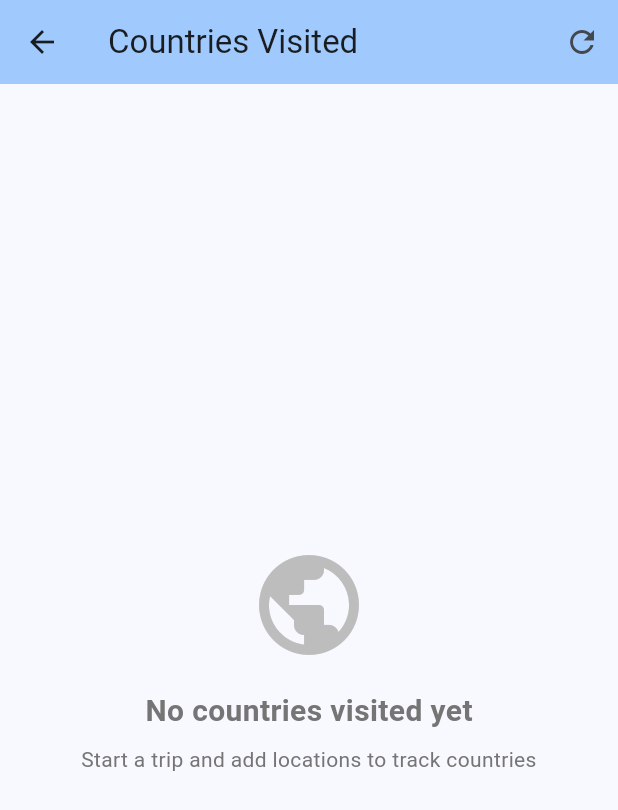
After one commit to moshcovitz/travel, a Flutter app: the CountriesScreen screen opened directly, after a tap on the "refresh" icon, on a phone screen of 412 x 824 dp. The commit adds this screen. Shown: the top 810 px of the screen. Run offline on Flutter 3.47's test engine with Material 3 defaults, Android fonts, the phone set to English and light mode, and no system bars; our stand-ins replace geocoding, geolocator, logger, sqflite; accounts and stored records are empty.

Commit message:
Add the countries visited screen

```diff
--- a/lib/main.dart
+++ b/lib/main.dart
@@ -5,6 +5,7 @@ import 'services/location_service.dart';
 import 'services/trip_service.dart';
 import 'utils/app_logger.dart';
 import 'screens/trips_screen.dart';
+import 'screens/countries_screen.dart';
 
 void main() {
   runApp(const MainApp());
@@ -39,6 +40,7 @@ class _HomeScreenState extends State<HomeScreen> {
   final List<Widget> _screens = [
     const LocationScreen(),
     const TripsScreen(),
+    const CountriesScreen(),
   ];
 
   @override
@@ -60,6 +62,10 @@ class _HomeScreenState extends State<HomeScreen> {
           BottomNavigationBarItem(
             icon: Icon(Icons.luggage),
             label: 'Trips',
+          ),
+          BottomNavigationBarItem(
+            icon: Icon(Icons.public),
+            label: 'Countries',
           ),
         ],
       ),
--- /dev/null
+++ b/lib/screens/countries_screen.dart
@@ -0,0 +1,385 @@
+import 'package:flutter/material.dart';
+import '../services/country_service.dart';
+import '../utils/app_logger.dart';
+
+class CountriesScreen extends StatefulWidget {
+  const CountriesScreen({super.key});
+
+  @override
+  State<CountriesScreen> createState() => _CountriesScreenState();
+}
+
+class _CountriesScreenState extends State<CountriesScreen> {
+  final CountryService _countryService = CountryService.instance;
+  Map<String, CountryVisitInfo> _visitedCountries = {};
+  Map<String, dynamic>? _statistics;
+  bool _isLoading = false;
+  String _errorMessage = '';
+
+  @override
+  void initState() {
+    super.initState();
+    AppLogger.debug('CountriesScreen initialized');
+    _loadCountries();
+  }
+
+  Future<void> _loadCountries() async {
+    AppLogger.debug('Loading visited countries');
+    setState(() {
+      _isLoading = true;
+      _errorMessage = '';
+    });
+
+    try {
+      final countries = await _countryService.getVisitedCountries();
+      final stats = await _countryService.getCountryStatistics();
+
+      setState(() {
+        _visitedCountries = countries;
+        _statistics = stats;
+        _isLoading = false;
+      });
+      AppLogger.info('Loaded ${countries.length} visited countries');
+    } catch (e, stackTrace) {
+      AppLogger.error('Failed to load countries in UI', e, stackTrace);
+      setState(() {
+        _errorMessage = e.toString();
+        _isLoading = false;
+      });
+    }
+  }
+
+  @override
+  Widget build(BuildContext context) {
+    return Scaffold(
+      appBar: AppBar(
+        title: const Text('Countries Visited'),
+        backgroundColor: Theme.of(context).colorScheme.inversePrimary,
+        actions: [
+          IconButton(
+            icon: const Icon(Icons.refresh),
+            onPressed: _isLoading ? null : _loadCountries,
+            tooltip: 'Refresh countries',
+          ),
+        ],
+      ),
+      body: RefreshIndicator(
+        onRefresh: _loadCountries,
+        child: _buildBody(),
+      ),
+    );
+  }
+
+  Widget _buildBody() {
+    if (_isLoading && _visitedCountries.isEmpty) {
+      return const Center(child: CircularProgressIndicator());
+    }
+
+    if (_errorMessage.isNotEmpty && _visitedCountries.isEmpty) {
+      return Center(
+        child: Padding(
+          padding: const EdgeInsets.all(16.0),
+          child: Column(
+            mainAxisAlignment: MainAxisAlignment.center,
+            children: [
+              const Icon(Icons.error_outline, size: 64, color: Colors.red),
+              const SizedBox(height: 16),
+              Text(
+                _errorMessage,
+                style: const TextStyle(color: Colors.red),
+                textAlign: TextAlign.center,
+              ),
+              const SizedBox(height: 16),
+              ElevatedButton(
+                onPressed: _loadCountries,
+                child: const Text('Retry'),
+              ),
+            ],
+          ),
+        ),
+      );
+    }
+
+    if (_visitedCountries.isEmpty) {
+      return Center(
+        child: Column(
+          mainAxisAlignment: MainAxisAlignment.center,
+          children: [
+            Icon(
+              Icons.public,
+              size: 80,
+              color: Colors.grey[400],
+            ),
+            const SizedBox(height: 16),
+            Text(
+              'No countries visited yet',
+              style: TextStyle(
+                fontSize: 20,
+                color: Colors.grey[600],
+                fontWeight: FontWeight.bold,
+              ),
+            ),
+            const SizedBox(height: 8),
+            Text(
+              'Start a trip and add locations to track countries',
+              style: TextStyle(color: Colors.grey[600]),
+              textAlign: TextAlign.center,
+            ),
+          ],
+        ),
+      );
+    }
+
+    return ListView(
+      padding: const EdgeInsets.all(16.0),
+      children: [
+        if (_statistics != null) _buildStatisticsCard(),
+        const SizedBox(height: 16),
+        _buildWorldMapPlaceholder(),
+        const SizedBox(height: 16),
+        Text(
+          'Visited Countries (${_visitedCountries.length})',
+          style: const TextStyle(
+            fontSize: 20,
+            fontWeight: FontWeight.bold,
+          ),
+        ),
+        const SizedBox(height: 12),
+        ..._buildCountryCards(),
+      ],
+    );
+  }
+
+  Widget _buildStatisticsCard() {
+    final totalCountries = _statistics!['totalCountries'] as int;
+    final totalVisits = _statistics!['totalVisits'] as int;
+
+    return Card(
+      elevation: 4,
+      color: Colors.blue.shade50,
+      child: Padding(
+        padding: const EdgeInsets.all(20.0),
+        child: Column(
+          children: [
+            Icon(Icons.public, size: 48, color: Colors.blue.shade700),
+            const SizedBox(height: 12),
+            Text(
+              'Your Travel Stats',
+              style: TextStyle(
+                fontSize: 18,
+                fontWeight: FontWeight.bold,
+                color: Colors.blue.shade900,
+              ),
+            ),
+            const SizedBox(height: 16),
+            Row(
+              mainAxisAlignment: MainAxisAlignment.spaceAround,
+              children: [
+                _buildStatItem(
+                  Icons.flag,
+                  totalCountries.toString(),
+                  totalCountries == 1 ? 'Country' : 'Countries',
+                  Colors.green,
+                ),
+                _buildStatItem(
+                  Icons.location_on,
+                  totalVisits.toString(),
+                  totalVisits == 1 ? 'Visit' : 'Visits',
+                  Colors.orange,
+                ),
+              ],
+            ),
+          ],
+        ),
+      ),
+    );
+  }
+
+  Widget _buildStatItem(IconData icon, String value, String label, Color color) {
+    return Column(
+      children: [
+        Icon(icon, color: color, size: 32),
+        const SizedBox(height: 8),
+        Text(
+          value,
+          style: const TextStyle(
+            fontSize: 28,
+            fontWeight: FontWeight.bold,
+          ),
+        ),
+        Text(
+          label,
+          style: TextStyle(
+            color: Colors.grey.shade700,
+            fontSize: 14,
+          ),
+        ),
+      ],
+    );
+  }
+
+  Widget _buildWorldMapPlaceholder() {
+    return Card(
+      elevation: 3,
+      child: Container(
+        height: 200,
+        decoration: BoxDecoration(
+          gradient: LinearGradient(
+            begin: Alignment.topLeft,
+            end: Alignment.bottomRight,
+            colors: [
+              Colors.blue.shade100,
+              Colors.blue.shade50,
+            ],
+          ),
+          borderRadius: BorderRadius.circular(12),
+        ),
+        child: Stack(
+          children: [
+            Center(
+              child: Column(
+                mainAxisAlignment: MainAxisAlignment.center,
+                children: [
+                  Icon(
+                    Icons.public,
+                    size: 64,
+                    color: Colors.blue.shade300,
+                  ),
+                  const SizedBox(height: 8),
+                  Text(
+                    'World Map View',
+                    style: TextStyle(
+                      fontSize: 18,
+                      fontWeight: FontWeight.bold,
+                      color: Colors.blue.shade700,
+                    ),
+                  ),
+                  const SizedBox(height: 4),
+                  Text(
+                    'Interactive map coming soon!',
+                    style: TextStyle(
+                      fontSize: 12,
+                      color: Colors.blue.shade600,
+                    ),
+                  ),
+                ],
+              ),
+            ),
+            Positioned(
+              top: 12,
+              right: 12,
+              child: Container(
+                padding: const EdgeInsets.symmetric(horizontal: 8, vertical: 4),
+                decoration: BoxDecoration(
+                  color: Colors.green.shade600,
+                  borderRadius: BorderRadius.circular(12),
+                ),
+                child: Text(
+                  '${_visitedCountries.length} visited',
+                  style: const TextStyle(
+                    color: Colors.white,
+                    fontSize: 11,
+                    fontWeight: FontWeight.bold,
+                  ),
+                ),
+              ),
+            ),
+          ],
+        ),
+      ),
+    );
+  }
+
+  List<Widget> _buildCountryCards() {
+    final sortedCountries = _visitedCountries.values.toList()
+      ..sort((a, b) => b.visitCount.compareTo(a.visitCount));
+
+    return sortedCountries.map((country) => _buildCountryCard(country)).toList();
+  }
+
+  Widget _buildCountryCard(CountryVisitInfo country) {
+    final firstVisitDate = DateTime.fromMillisecondsSinceEpoch(country.firstVisit);
+    final lastVisitDate = DateTime.fromMillisecondsSinceEpoch(country.lastVisit);
+
+    return Card(
+      margin: const EdgeInsets.only(bottom: 8),
+      elevation: 2,
+      child: ListTile(
+        leading: CircleAvatar(
+          backgroundColor: Colors.blue.shade100,
+          radius: 28,
+          child: Text(
+            country.flagEmoji,
+            style: const TextStyle(fontSize: 32),
+          ),
+        ),
+        title: Text(
+          country.countryName,
+          style: const TextStyle(
+            fontWeight: FontWeight.bold,
+            fontSize: 16,
+          ),
+        ),
+        subtitle: Column(
+          crossAxisAlignment: CrossAxisAlignment.start,
+          children: [
+            const SizedBox(height: 4),
+            Row(
+              children: [
+                Icon(Icons.calendar_today, size: 14, color: Colors.grey.shade600),
+                const SizedBox(width: 4),
+                Text(
+                  'First visit: ${_formatDate(firstVisitDate)}',
+                  style: TextStyle(fontSize: 12, color: Colors.grey.shade700),
+                ),
+              ],
+            ),
+            const SizedBox(height: 2),
+            Row(
+              children: [
+                Icon(Icons.event_available, size: 14, color: Colors.grey.shade600),
+                const SizedBox(width: 4),
+                Text(
+                  'Last visit: ${_formatDate(lastVisitDate)}',
+                  style: TextStyle(fontSize: 12, color: Colors.grey.shade700),
+                ),
+              ],
+            ),
+          ],
+        ),
+        trailing: Container(
+          padding: const EdgeInsets.symmetric(horizontal: 12, vertical: 6),
+          decoration: BoxDecoration(
+            color: Colors.blue.shade600,
+            borderRadius: BorderRadius.circular(16),
+          ),
+          child: Column(
+            mainAxisSize: MainAxisSize.min,
+            children: [
+              Text(
+                country.visitCount.toString(),
+                style: const TextStyle(
+                  color: Colors.white,
+                  fontWeight: FontWeight.bold,
+                  fontSize: 18,
+                ),
+              ),
+              Text(
+                country.visitCount == 1 ? 'visit' : 'visits',
+                style: const TextStyle(
+                  color: Colors.white,
+                  fontSize: 10,
+                ),
+              ),
+            ],
+          ),
+        ),
+        isThreeLine: true,
+      ),
+    );
+  }
+
+  String _formatDate(DateTime date) {
+    return '${date.year}-${date.month.toString().padLeft(2, '0')}-${date.day.toString().padLeft(2, '0')}';
+  }
+}
--- /dev/null
+++ b/lib/services/country_service.dart
@@ -0,0 +1,195 @@
+import 'package:geocoding/geocoding.dart';
+import '../services/location_service.dart';
+import '../models/location_model.dart';
+import '../utils/app_logger.dart';
+
+/// Service to manage country detection and visited countries tracking
+class CountryService {
+  static final CountryService instance = CountryService._init();
+  final LocationService _locationService = LocationService.instance;
+
+  CountryService._init();
+
+  /// Get list of unique countries visited based on all tracked locations
+  Future<Map<String, CountryVisitInfo>> getVisitedCountries() async {
+    try {
+      AppLogger.debug('Getting visited countries from all locations');
+      final locations = await _locationService.getAllLocations();
+
+      Map<String, CountryVisitInfo> countries = {};
+
+      for (var location in locations) {
+        try {
+          // Get country from coordinates using reverse geocoding
+          final country = await _getCountryFromLocation(location);
+
+          if (country != null && country.isNotEmpty) {
+            if (countries.containsKey(country)) {
+              // Update existing country info
+              countries[country] = countries[country]!.addVisit(location);
+            } else {
+              // Add new country
+              countries[country] = CountryVisitInfo(
+                countryName: country,
+                firstVisit: location.timestamp,
+                lastVisit: location.timestamp,
+                visitCount: 1,
+                locationIds: [location.id!],
+              );
+            }
+          }
+        } catch (e) {
+          AppLogger.warning('Failed to get country for location ${location.id}', e);
+          // Continue with next location
+        }
+      }
+
+      AppLogger.info('Found ${countries.length} visited countries');
+      return countries;
+    } catch (e, stackTrace) {
+      AppLogger.error('Failed to get visited countries', e, stackTrace);
+      rethrow;
+    }
+  }
+
+  /// Get country name from a location using reverse geocoding
+  Future<String?> _getCountryFromLocation(LocationModel location) async {
+    try {
+      final placemarks = await placemarkFromCoordinates(
+        location.latitude,
+        location.longitude,
+      );
+
+      if (placemarks.isNotEmpty) {
+        final country = placemarks.first.country;
+        AppLogger.debug('Detected country: $country for location ${location.id}');
+        return country;
+      }
+
+      return null;
+    } catch (e) {
+      AppLogger.warning('Reverse geocoding failed for location ${location.id}', e);
+      return null;
+    }
+  }
+
+  /// Get country statistics
+  Future<Map<String, dynamic>> getCountryStatistics() async {
+    try {
+      final countries = await getVisitedCountries();
+      final totalLocations = await _locationService.getAllLocations();
+
+      int totalVisits = 0;
+      int oldestVisit = DateTime.now().millisecondsSinceEpoch;
+      int newestVisit = 0;
+
+      for (var countryInfo in countries.values) {
+        totalVisits += countryInfo.visitCount;
+        if (countryInfo.firstVisit < oldestVisit) {
+          oldestVisit = countryInfo.firstVisit;
+        }
+        if (countryInfo.lastVisit > newestVisit) {
+          newestVisit = countryInfo.lastVisit;
+        }
+      }
+
+      return {
+        'totalCountries': countries.length,
+        'totalVisits': totalVisits,
+        'totalLocations': totalLocations.length,
+        'oldestVisit': oldestVisit,
+        'newestVisit': newestVisit,
+      };
+    } catch (e, stackTrace) {
+      AppLogger.error('Failed to get country statistics', e, stackTrace);
+      rethrow;
+    }
+  }
+}
+
+/// Information about a visited country
+class CountryVisitInfo {
+  final String countryName;
+  final int firstVisit;
+  final int lastVisit;
+  final int visitCount;
+  final List<int> locationIds;
+
+  CountryVisitInfo({
+    required this.countryName,
+    required this.firstVisit,
+    required this.lastVisit,
+    required this.visitCount,
+    required this.locationIds,
+  });
+
+  /// Add a new visit to this country
+  CountryVisitInfo addVisit(LocationModel location) {
+    return CountryVisitInfo(
+      countryName: countryName,
+      firstVisit: firstVisit < location.timestamp ? firstVisit : location.timestamp,
+      lastVisit: lastVisit > location.timestamp ? lastVisit : location.timestamp,
+      visitCount: visitCount + 1,
+      locationIds: [...locationIds, location.id!],
+    );
+  }
+
+  /// Get country flag emoji (simplified - based on country name)
+  String get flagEmoji {
+    // Map of country names to their flag emojis
+    const countryFlags = {
+      'United States': '🇺🇸',
+      'United Kingdom': '🇬🇧',
+      'Canada': '🇨🇦',
+      'France': '🇫🇷',
+      'Germany': '🇩🇪',
+      'Italy': '🇮🇹',
+      'Spain': '🇪🇸',
+      'Japan': '🇯🇵',
+      'China': '🇨🇳',
+      'Australia': '🇦🇺',
+      'Brazil': '🇧🇷',
+      'Mexico': '🇲🇽',
+      'India': '🇮🇳',
+      'Russia': '🇷🇺',
+      'South Korea': '🇰🇷',
+      'Netherlands': '🇳🇱',
+      'Switzerland': '🇨🇭',
+      'Sweden': '🇸🇪',
+      'Norway': '🇳🇴',
+      'Denmark': '🇩🇰',
+      'Finland': '🇫🇮',
+      'Belgium': '🇧🇪',
+      'Austria': '🇦🇹',
+      'Greece': '🇬🇷',
+      'Portugal': '🇵🇹',
+      'Poland': '🇵🇱',
+      'Ireland': '🇮🇪',
+      'New Zealand': '🇳🇿',
+      'Singapore': '🇸🇬',
+      'Thailand': '🇹🇭',
+      'Vietnam': '🇻🇳',
+      'Indonesia': '🇮🇩',
+      'Malaysia': '🇲🇾',
+      'Philippines': '🇵🇭',
+      'South Africa': '🇿🇦',
+      'Egypt': '🇪🇬',
+      'Turkey': '🇹🇷',
+      'Israel': '🇮🇱',
+      'United Arab Emirates': '🇦🇪',
+      'Saudi Arabia': '��🇦',
+      'Argentina': '🇦🇷',
+      'Chile': '🇨🇱',
+      'Colombia': '🇨🇴',
+      'Peru': '🇵🇪',
+      'Czech Republic': '🇨🇿',
+      'Hungary': '🇭🇺',
+      'Romania': '🇷🇴',
+      'Ukraine': '🇺🇦',
+      'Croatia': '🇭🇷',
+      'Iceland': '🇮🇸',
+    };
+
+    return countryFlags[countryName] ?? '🌍';
+  }
+}
--- a/pubspec.yaml
+++ b/pubspec.yaml
@@ -14,6 +14,7 @@ dependencies:
   geolocator: ^12.0.0
   sqflite: ^2.3.3+1
   path: ^1.9.0
+  geocoding: ^3.0.0
 
 dev_dependencies:
   flutter_test:
```
Also changed, not shown: pubspec.lock, 1 other file.
